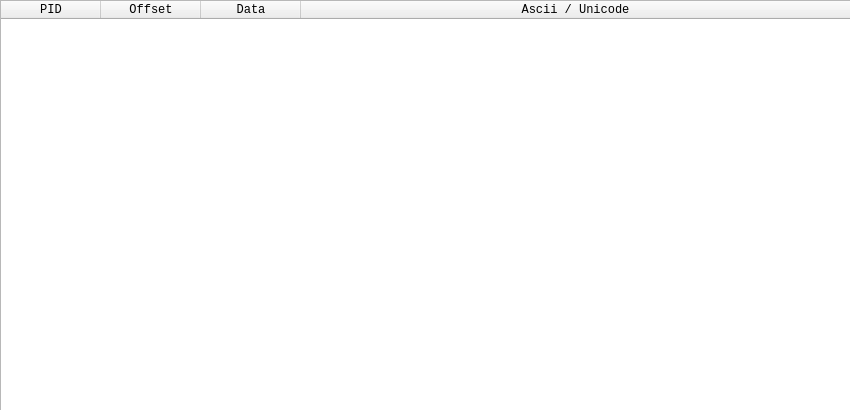
This is qtNanomite/qtDLGHexView.ui in zer0fl4g/Nanomite as Qt 5 draws it before an edit. The edited form follows.
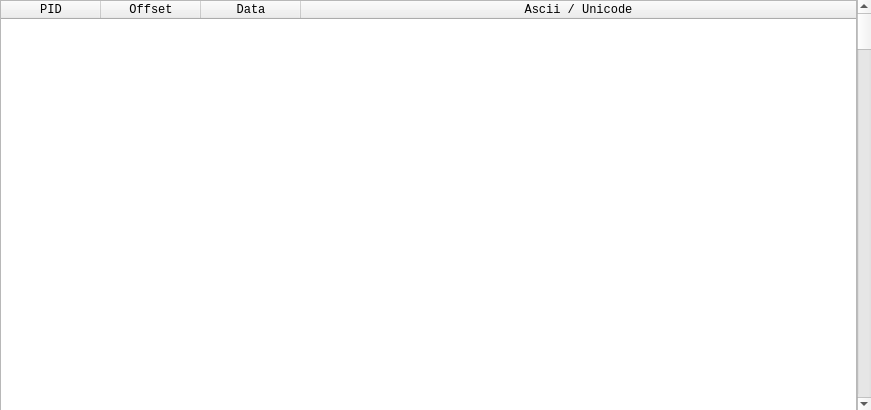
This is the edited form. Icons and pictures are not drawn.

Commit message: add worker threads for hexview and stringview fixed memory leak in traceview fixed scrollbar in traceview

The edit to the form file:
```diff
--- a/qtNanomite/qtDLGHexView.ui
+++ b/qtNanomite/qtDLGHexView.ui
@@ -23,7 +23,7 @@
    <rect>
     <x>0</x>
     <y>0</y>
-    <width>850</width>
+    <width>871</width>
     <height>410</height>
    </rect>
   </property>
@@ -45,11 +45,14 @@
     <rect>
      <x>0</x>
      <y>0</y>
-     <width>851</width>
+     <width>871</width>
      <height>411</height>
     </rect>
    </property>
-   <layout class="QVBoxLayout" name="verticalLayout">
+   <layout class="QHBoxLayout" name="horizontalLayout">
+    <property name="spacing">
+     <number>0</number>
+    </property>
     <item>
      <widget class="QTableWidget" name="tblHexView">
       <property name="font">
@@ -57,6 +60,12 @@
         <family>Lucida Console</family>
        </font>
       </property>
+      <property name="verticalScrollBarPolicy">
+       <enum>Qt::ScrollBarAlwaysOff</enum>
+      </property>
+      <property name="horizontalScrollBarPolicy">
+       <enum>Qt::ScrollBarAlwaysOff</enum>
+      </property>
       <property name="editTriggers">
        <set>QAbstractItemView::NoEditTriggers</set>
       </property>
@@ -103,6 +112,13 @@
       </column>
      </widget>
     </item>
+    <item>
+     <widget class="QScrollBar" name="memoryScroll">
+      <property name="orientation">
+       <enum>Qt::Vertical</enum>
+      </property>
+     </widget>
+    </item>
    </layout>
   </widget>
  </widget>
```
Left out of the diff: 21 changed lines with no effect on the pictures. The commit also changes 12 other files.
